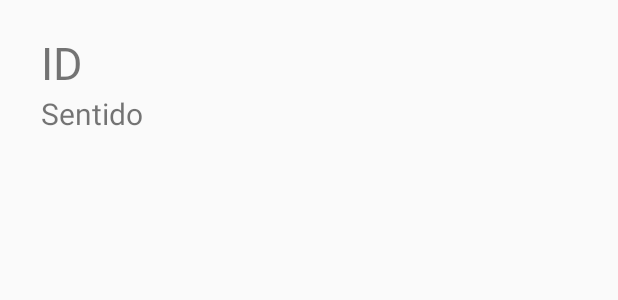
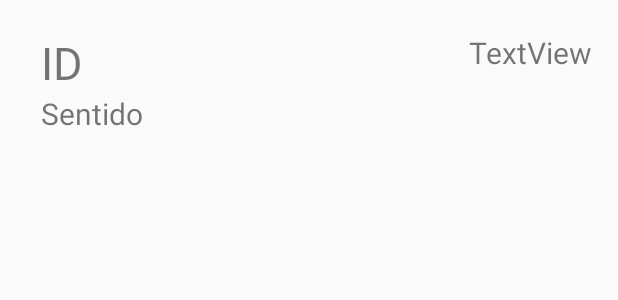
Before and after one commit to nadia-mourao/CCU_2018-19, an Android app: the layout list_comboios_detail.xml on its own in the app's theme, with its tools: preview values and no code run, on a phone screen of 412 x 824 dp. Shown: the top 300 px of the screen. Run offline under Robolectric (Android 15) with nearby library versions, the phone set to English and light mode, and no system bars.

Commit message:
it's pretty

```diff
--- a/RevisorApp/app/src/main/java/pt/tecnico/ulisboa/revisorapp/ListaComboios.java
+++ b/RevisorApp/app/src/main/java/pt/tecnico/ulisboa/revisorapp/ListaComboios.java
@@ -22,7 +22,7 @@ public class ListaComboios extends AppCompatActivity {
         linhas = res.getStringArray(R.array.Linhas);
         sentidos = res.getStringArray(R.array.Sentidos);
 
-        ComboiosAdapter comboiosAdapter = new ComboiosAdapter(this, id_comboios,sentidos);
+        ComboiosAdapter comboiosAdapter = new ComboiosAdapter(this, id_comboios,sentidos, est_seg);
         myListView.setAdapter(comboiosAdapter);
 
     }
--- a/RevisorApp/app/src/main/res/layout/list_comboios_detail.xml
+++ b/RevisorApp/app/src/main/res/layout/list_comboios_detail.xml
@@ -21,4 +21,14 @@
         android:layout_below="@+id/comboio_ID"
         android:text="Sentido"
         android:textSize="20sp" />
+
+    <TextView
+        android:id="@+id/est_seg_tv"
+        android:layout_width="wrap_content"
+        android:layout_height="wrap_content"
+        android:layout_alignParentEnd="true"
+        android:layout_alignTop="@+id/comboio_ID"
+        android:layout_marginEnd="17dp"
+        android:text="TextView"
+        android:textSize="20sp" />
 </RelativeLayout>
--- a/RevisorApp/app/src/main/res/values/strings.xml
+++ b/RevisorApp/app/src/main/res/values/strings.xml
@@ -1,6 +1,6 @@
 <resources>
     <string name="app_name">RevisorApp</string>
-    <array name="ID">
+    <string-array name="ID">
         <item>1</item>
         <item>2</item>
         <item>3</item>
@@ -25,7 +25,7 @@
         <item>22</item>
         <item>23</item>
         <item>24</item>
-    </array>
+    </string-array>
 
     <string-array name="Linhas">
         <item>A</item>
```
Also changed, not shown: RevisorApp/app/src/main/java/pt/tecnico/ulisboa/revisorapp/ComboiosAdapter.java (+67 -5 lines).
